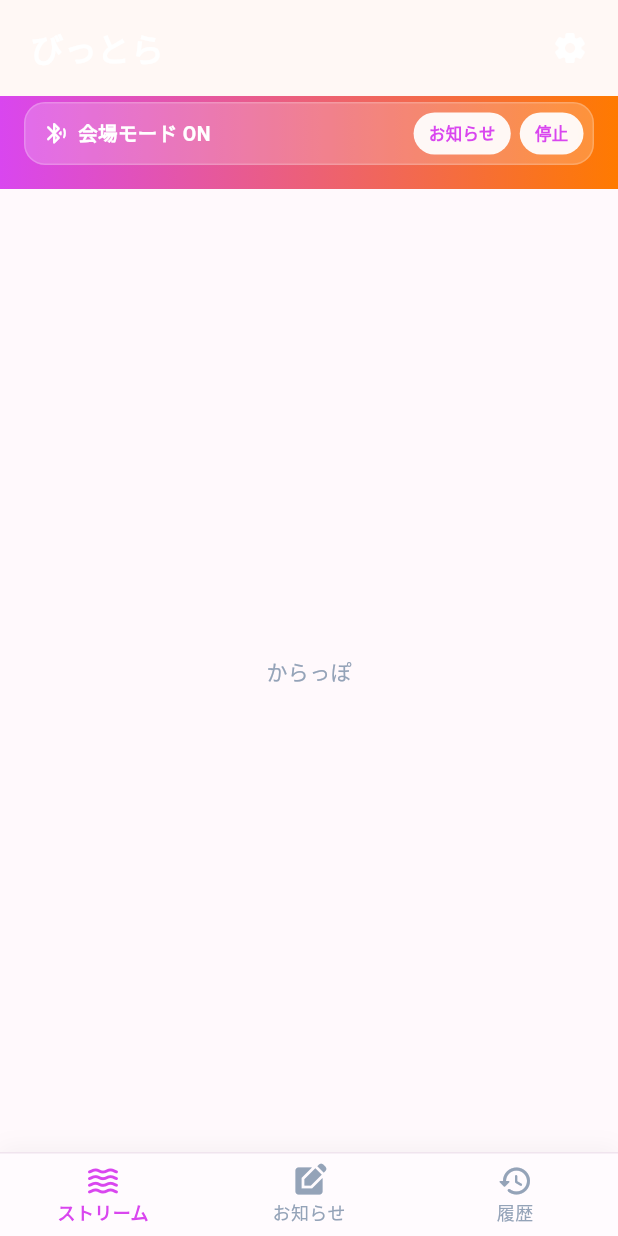
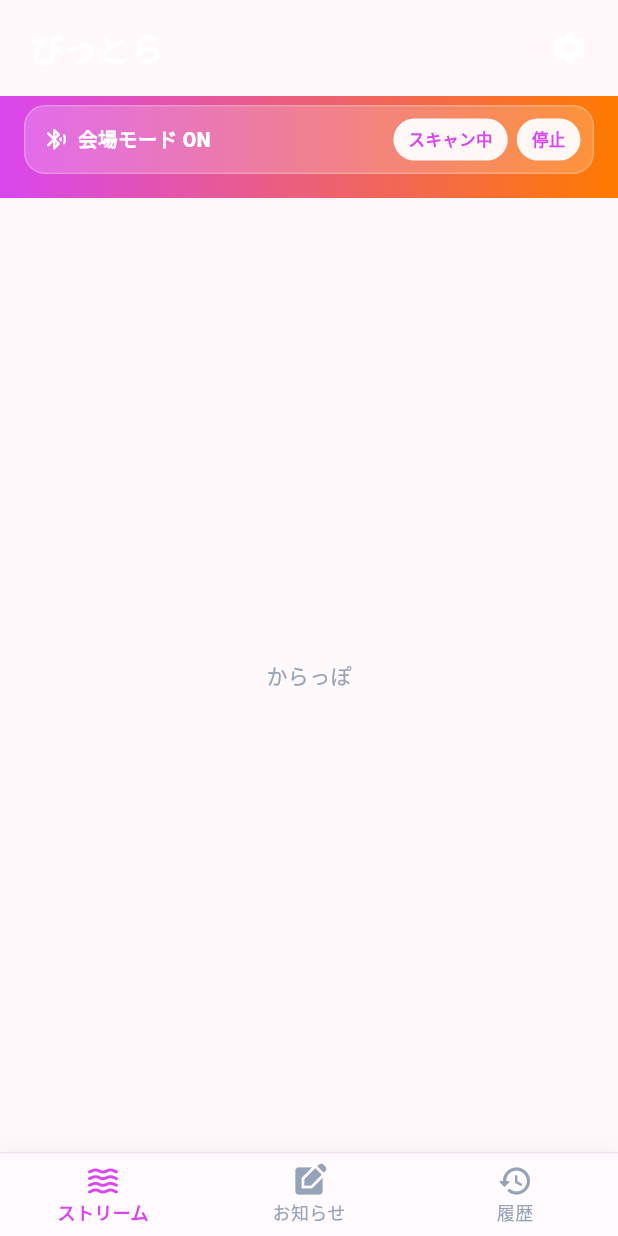
Before and after one commit to kaeruko/bittra, a Flutter app: the screen it shows after launch, after a tap on "同意してはじめる / Agree and Continue", on a phone screen of 412 x 824 dp. Run offline on Flutter 3.47's test engine with Material 3 defaults, Android fonts, the phone set to English and light mode, and no system bars; our stand-ins replace flutter_riverpod, go_router, riverpod_annotation, shared_preferences, sqflite, webview_flutter; accounts and stored records are empty; generated files the repository leaves out were written again.

Commit message:
Fix stream header contrast and separate venue notice status

```diff
--- a/lib/screens/stream_screen.dart
+++ b/lib/screens/stream_screen.dart
@@ -84,6 +84,7 @@ class _StreamScreenState extends ConsumerState<StreamScreen> {
       appBar: AppBar(
         toolbarHeight: 64,
         elevation: 0,
+        backgroundColor: Colors.transparent,
         surfaceTintColor: Colors.transparent,
         titleSpacing: 20,
         title: const Text(
@@ -114,50 +115,106 @@ class _StreamScreenState extends ConsumerState<StreamScreen> {
             Container(
               width: double.infinity,
               decoration: const BoxDecoration(gradient: _headerGradient),
-              padding: const EdgeInsets.fromLTRB(16, 4, 16, 16),
+              padding: const EdgeInsets.fromLTRB(16, 6, 16, 16),
               child: Column(
-                crossAxisAlignment: CrossAxisAlignment.start,
+                crossAxisAlignment: CrossAxisAlignment.stretch,
                 children: [
                   Container(
                     decoration: BoxDecoration(
                       color: Colors.white.withValues(alpha: 0.20),
                       borderRadius: BorderRadius.circular(14),
                       border: Border.all(
-                        color: Colors.white.withValues(alpha: 0.20),
+                        color: Colors.white.withValues(alpha: 0.24),
                       ),
                     ),
-                    padding: const EdgeInsets.fromLTRB(12, 6, 6, 6),
+                    padding: const EdgeInsets.fromLTRB(12, 8, 8, 8),
                     child: Row(
                       children: [
-                        Icon(
-                          isSending
-                              ? Icons.campaign_rounded
-                              : Icons.bluetooth_searching_rounded,
+                        const Icon(
+                          Icons.bluetooth_searching_rounded,
                           color: Colors.white,
                           size: 17,
                         ),
                         const SizedBox(width: 6),
-                        Expanded(
+                        const Expanded(
                           child: Text(
-                            isSending ? 'お知らせ送信中' : '会場モード ON',
+                            '会場モード ON',
                             maxLines: 1,
                             overflow: TextOverflow.ellipsis,
-                            style: const TextStyle(
+                            style: TextStyle(
                               fontSize: 13,
                               color: Colors.white,
-                              fontWeight: FontWeight.w700,
+                              fontWeight: FontWeight.w800,
                             ),
                           ),
                         ),
-                        _HeaderPillButton(
-                          label: 'お知らせ',
-                          onPressed: () => context.go('/compose'),
-                        ),
+                        const _HeaderStatusPill(label: 'スキャン中'),
                         const SizedBox(width: 6),
                         _HeaderPillButton(
-                          label: isSending ? '送信停止' : '停止',
+                          label: '停止',
                           onPressed: () {
-                            if (isSending) {
+                            ref.read(activeVenueProvider.notifier).stop();
+                            ScaffoldMessenger.of(context).showSnackBar(
+                              const SnackBar(content: Text('会場モードを停止しました')),
+                            );
+                          },
+                        ),
+                      ],
+                    ),
+                  ),
+                  if (isSending) ...[
+                    const SizedBox(height: 10),
+                    Container(
+                      decoration: BoxDecoration(
+                        color: Colors.white.withValues(alpha: 0.94),
+                        borderRadius: BorderRadius.circular(16),
+                        boxShadow: [
+                          BoxShadow(
+                            color: Colors.black.withValues(alpha: 0.06),
+                            blurRadius: 14,
+                            offset: const Offset(0, 4),
+                          ),
+                        ],
+                      ),
+                      padding: const EdgeInsets.fromLTRB(14, 11, 8, 11),
+                      child: Row(
+                        children: [
+                          const Icon(
+                            Icons.campaign_rounded,
+                            color: _accent,
+                            size: 18,
+                          ),
+                          const SizedBox(width: 8),
+                          Expanded(
+                            child: Column(
+                              crossAxisAlignment: CrossAxisAlignment.start,
+                              children: [
+                                const Text(
+                                  'お知らせ送信中',
+                                  style: TextStyle(
+                                    color: _accent,
+                                    fontSize: 12,
+                                    fontWeight: FontWeight.w800,
+                                  ),
+                                ),
+                                const SizedBox(height: 3),
+                                Text(
+                                  activeVenue.teaser!,
+                                  maxLines: 1,
+                                  overflow: TextOverflow.ellipsis,
+                                  style: const TextStyle(
+                                    color: Color(0xFF172033),
+                                    fontSize: 16,
+                                    fontWeight: FontWeight.w800,
+                                  ),
+                                ),
+                              ],
+                            ),
+                          ),
+                          const SizedBox(width: 8),
+                          _HeaderPillButton(
+                            label: '送信停止',
+                            onPressed: () {
                               ref
                                   .read(activeVenueProvider.notifier)
                                   .startReceiveOnly();
@@ -166,27 +223,9 @@ class _StreamScreenState extends ConsumerState<StreamScreen> {
                                   content: Text('お知らせの送信を停止しました'),
                                 ),
                               );
-                            } else {
-                              ref.read(activeVenueProvider.notifier).stop();
-                              ScaffoldMessenger.of(context).showSnackBar(
-                                const SnackBar(content: Text('会場モードを停止しました')),
-                              );
-                            }
-                          },
-                        ),
-                      ],
-                    ),
-                  ),
-                  if (isSending) ...[
-                    const SizedBox(height: 10),
-                    Text(
-                      activeVenue.teaser!,
-                      maxLines: 1,
-                      overflow: TextOverflow.ellipsis,
-                      style: const TextStyle(
-                        color: Colors.white,
-                        fontWeight: FontWeight.w800,
-                        fontSize: 18,
+                            },
+                          ),
+                        ],
                       ),
                     ),
                   ],
@@ -211,6 +250,31 @@ class _StreamScreenState extends ConsumerState<StreamScreen> {
                   ),
           ),
         ],
+      ),
+    );
+  }
+}
+
+class _HeaderStatusPill extends StatelessWidget {
+  final String label;
+
+  const _HeaderStatusPill({required this.label});
+
+  @override
+  Widget build(BuildContext context) {
+    return Container(
+      decoration: BoxDecoration(
+        color: Colors.white.withValues(alpha: 0.94),
+        borderRadius: BorderRadius.circular(999),
+      ),
+      padding: const EdgeInsets.symmetric(horizontal: 10, vertical: 6),
+      child: Text(
+        label,
+        style: const TextStyle(
+          color: _StreamScreenState._accent,
+          fontSize: 11,
+          fontWeight: FontWeight.w800,
+        ),
       ),
     );
   }
```
